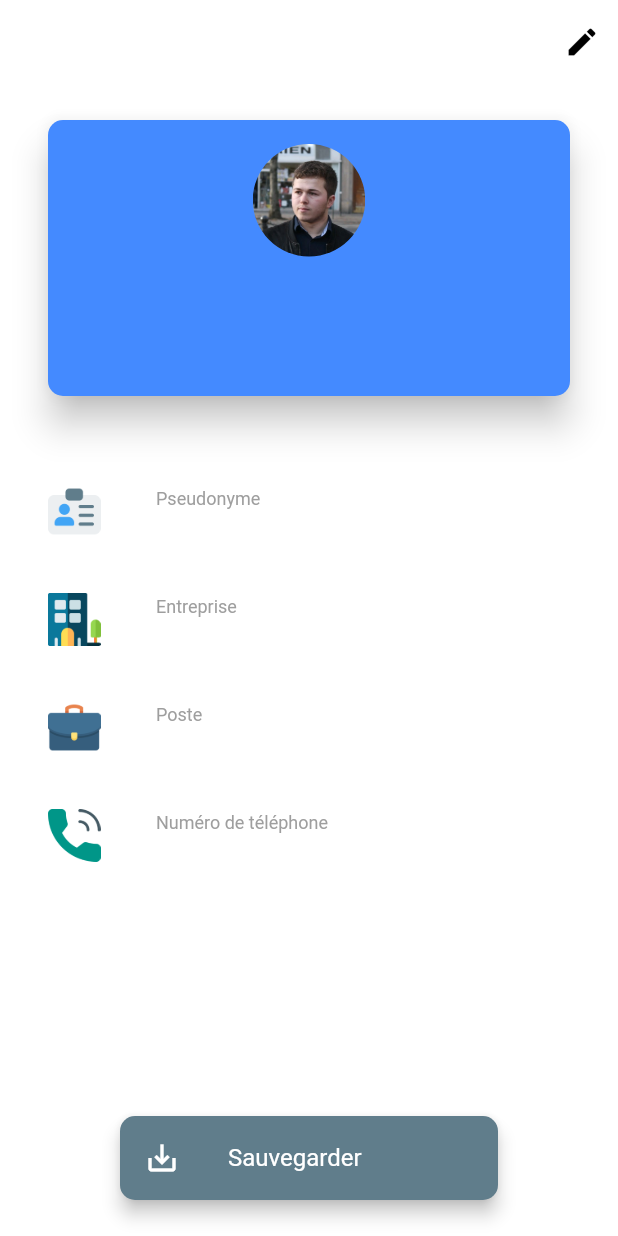
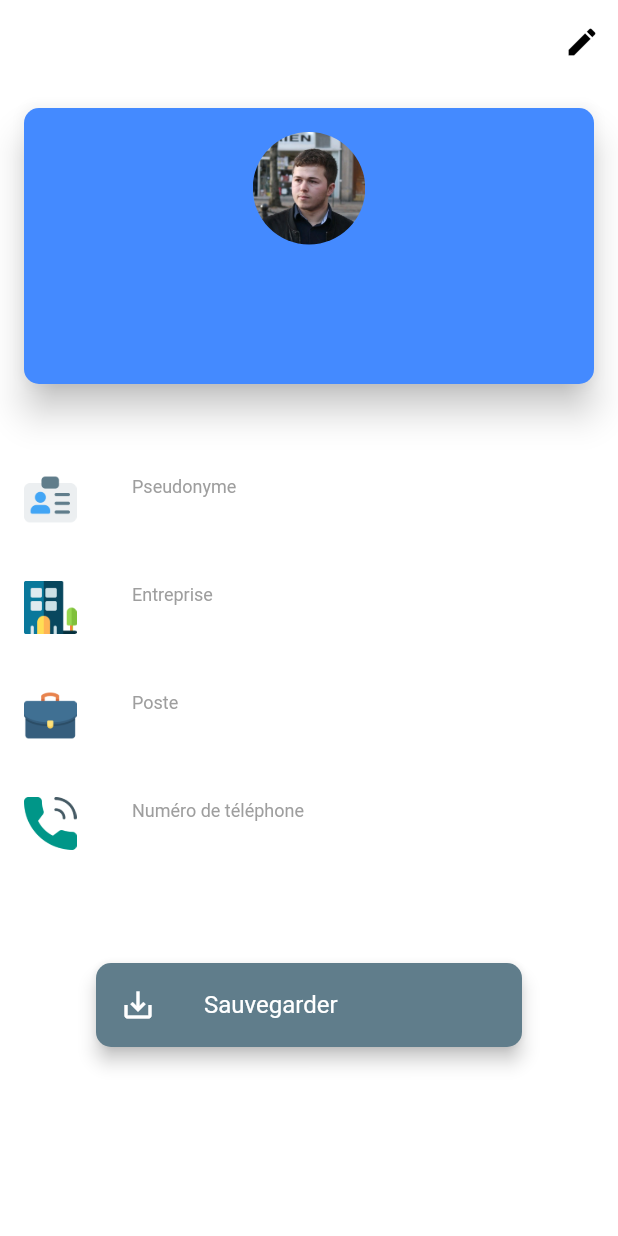
Before and after one commit to MatiCG/Synthia-app, a Flutter app: the AccountPage screen opened directly, after a tap on the "edit" icon, on a phone screen of 412 x 824 dp. Run offline on Flutter 3.47's test engine with Material 2 defaults, Android fonts, the phone set to English and light mode, and no system bars; our stand-ins replace cloud_firestore, firebase_auth; missing offline and left inert: dart:ffi, flutter_email_sender, quill_delta, zefyr; accounts and stored records are empty.

Commit message:
[ADD/FIX] account retrive data fix logic issues fix small screen issues logout button

```diff
--- a/lib/Models/User.dart
+++ b/lib/Models/User.dart
@@ -8,22 +8,27 @@ class User {
   Map<String, dynamic> _data;
   String _uid;
 
-  User(String uid) {
-    _uid = uid;
-  }
+  Future<bool> init() async {
+    return FirebaseAuth.instance.currentUser().then((value) {
+      _uid = value.uid;
+      return firestore.document('users/' + _uid).get().then((value) {
+        _data = value.data;
+        return true;
+      });
+    });
+/*
+    await auth.currentUser().then((value) {
+      _uid = value.uid;
+    });
 
-  void setData(Map<String, dynamic> data) {
-    _data = data;
-  }
-
-  Future<bool> init() async {
-    firestore.document('users/' + _uid).get().then((value) {
+    await firestore.document('users/' + _uid).get().then((value) {
       _data = value.data;
     });
     var value = await firestore.document('users/' + _uid).get();
 
     _data = value.data;
     return true;
+*/
   }
 
   // Setters
--- a/lib/Pages/AccountPage.dart
+++ b/lib/Pages/AccountPage.dart
@@ -34,7 +34,7 @@ class Account extends State<AccountPage> {
     'Numéro de téléphone'
   ];
 
-  User _user = User('SaDD6a9IY2VgnjDVgHfb68gPoJf1');
+  User _user = User(); // = User('SaDD6a9IY2VgnjDVgHfb68gPoJf1');
   String fullname = 'none';
   bool edit = false;
 
@@ -84,6 +84,7 @@ class Account extends State<AccountPage> {
     return ListView.builder(
       scrollDirection: Axis.vertical,
       shrinkWrap: true,
+      physics: NeverScrollableScrollPhysics(),
       itemCount: length,
       itemBuilder: (context, index) {
         return ListTile(
@@ -118,9 +119,9 @@ class Account extends State<AccountPage> {
     );
   }
 
-  Container accountWidget() {
-    return Container(
-      padding: const EdgeInsets.fromLTRB(16.0, 8.0, 16.0, 16.0),
+  SingleChildScrollView accountWidget() {
+    return SingleChildScrollView(
+//      padding: const EdgeInsets.fromLTRB(16.0, 8.0, 16.0, 16.0),
       child: Column(
         children: [
           Card(
@@ -181,7 +182,7 @@ class Account extends State<AccountPage> {
               ],
               edit),
           const SizedBox(height: 25.0),
-          Expanded(child: Container()),
+//          Expanded(child: Container()),
           Align(
             alignment: Alignment.bottomCenter,
             child: Card(
```
